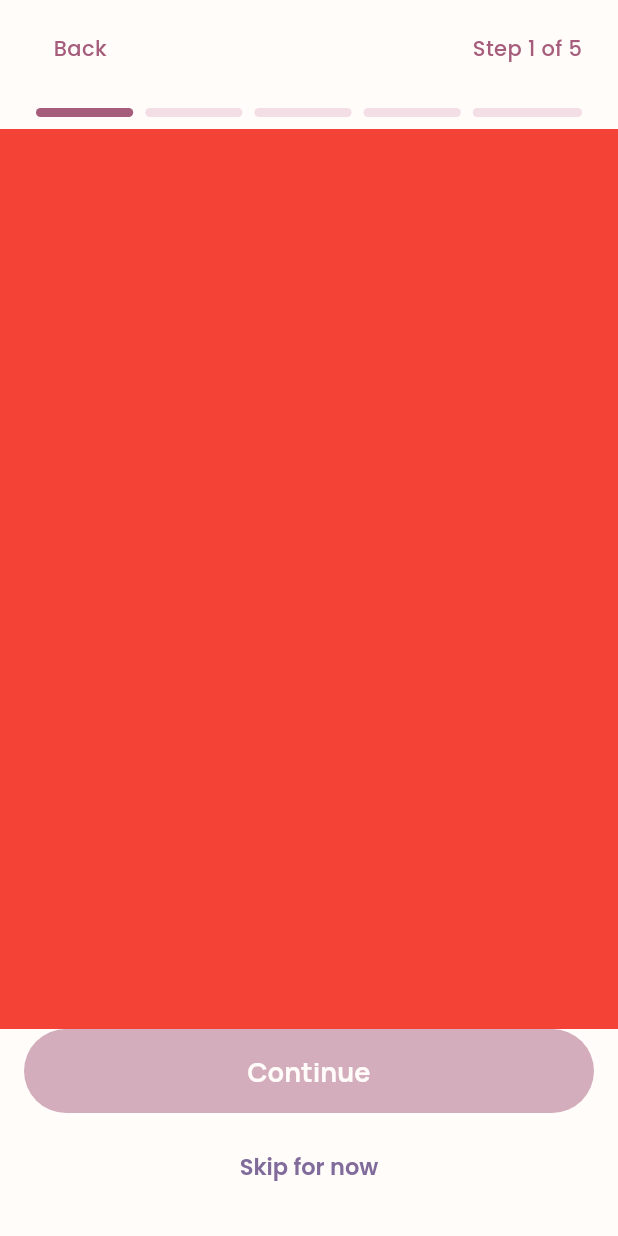
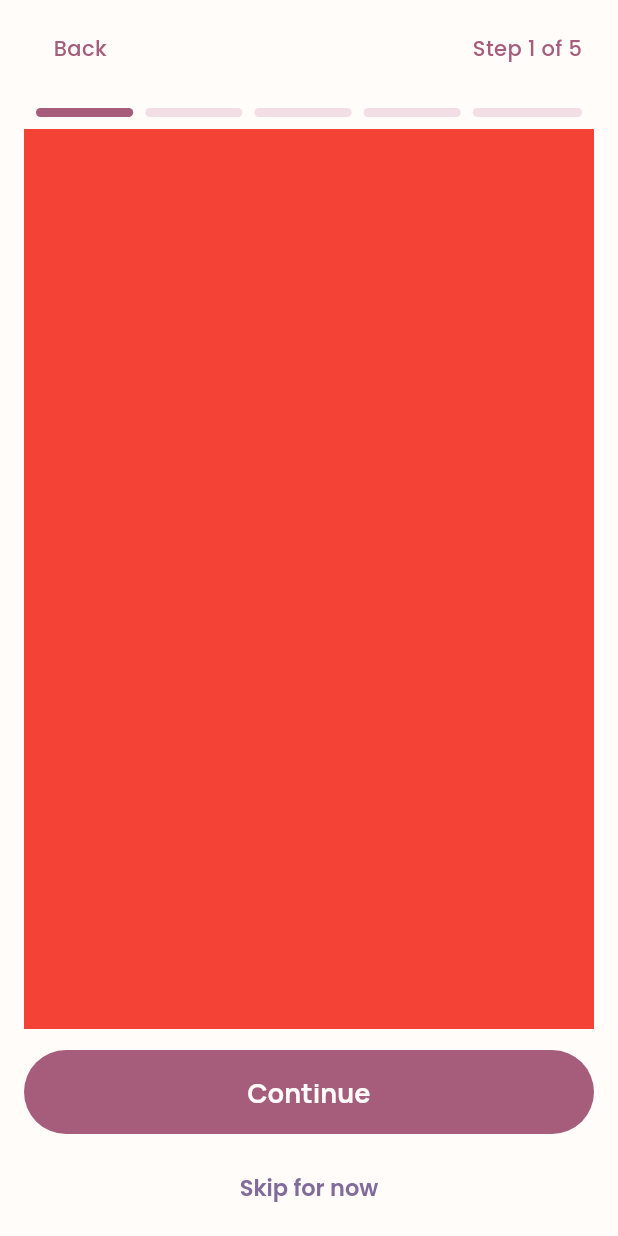
Before and after one commit to Kamcel/bloom, a Flutter app: the OnboardingScreen screen opened by its route, on a phone screen of 412 x 824 dp. Run offline on Flutter 3.47's test engine with Material 3 defaults, Android fonts, the phone set to English and light mode, and no system bars; our stand-ins replace drift, flutter_riverpod, flutter_svg, freezed_annotation, go_router, riverpod_annotation; missing offline and left inert: phosphoricons_flutter; accounts and stored records are empty; generated files the repository leaves out were written again; project files that could hold a hidden picture were left out.

Commit message:
Update onboarding_screen.dart

```diff
--- a/lib/features/onboarding/presentation/screens/onboarding_screen.dart
+++ b/lib/features/onboarding/presentation/screens/onboarding_screen.dart
@@ -16,45 +16,51 @@ class _OnboardingScreenState extends State<OnboardingScreen> {
   @override
   Widget build(BuildContext context) {
     final colors = Theme.of(context).colorScheme;
-    final textTheme = Theme.of(context).textTheme;
+
     return Scaffold(
       backgroundColor: colors.surface,
       appBar: OnboardingAppbar(
         currentStep: 1,
         totalSteps: 5,
-
         onBack: () => context.pop(),
       ),
-      body: SingleChildScrollView(
-        child: Stack(
+      body: SafeArea(
+        child: Column(
           children: [
-            Column(
-              children: [
-                Container(height: 600, color: Colors.red),
-                Positioned(
-                  right: 0,
-                  bottom: 0,
-                  left: 0,
-                  child: SafeArea(
-                    child: Padding(
+            Expanded(
+              child: SingleChildScrollView(
                 padding: const EdgeInsets.symmetric(
                   horizontal: AppSpacing.standard,
                 ),
                 child: Column(
-                        mainAxisSize: MainAxisSize.min,
                   children: [
-                          AppButton(label: 'Continue'),
-                          Gap.vMin,
-                          TextButton(
-                            onPressed: () {},
-                            child: Text('Skip for now'),
-                          ),
+                    Container(height: 600, color: Colors.red),
+                    Gap.vGroup,
                   ],
                 ),
               ),
             ),
+            Padding(
+              padding: const EdgeInsets.fromLTRB(
+                AppSpacing.standard,
+                AppSpacing.tight,
+                AppSpacing.standard,
+                AppSpacing.tight,
+              ),
+              child: Column(
+                mainAxisSize: MainAxisSize.min,
+                children: [
+                  AppButton(
+                    label: 'Continue',
+                    onPressed: () {},
+                  ),
+                  Gap.vMin,
+                  TextButton(
+                    onPressed: () {},
+                    child: const Text('Skip for now'),
                   ),
                 ],
+              ),
             ),
           ],
         ),
```
Lines whose indentation alone changed are shown as unchanged.
